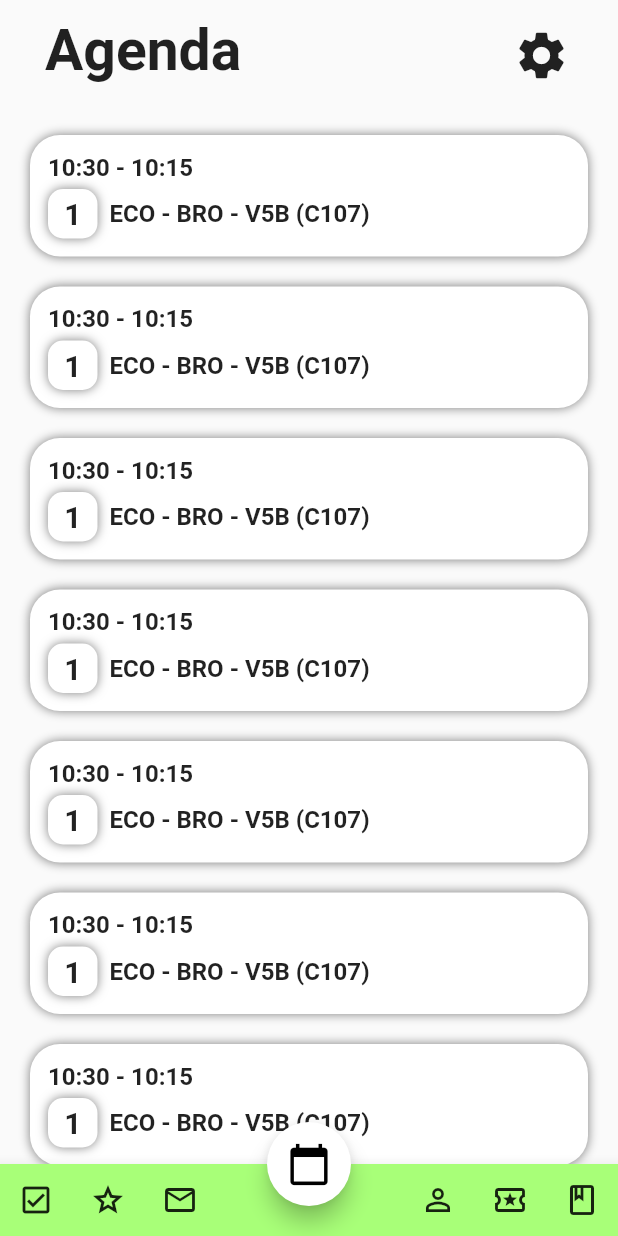
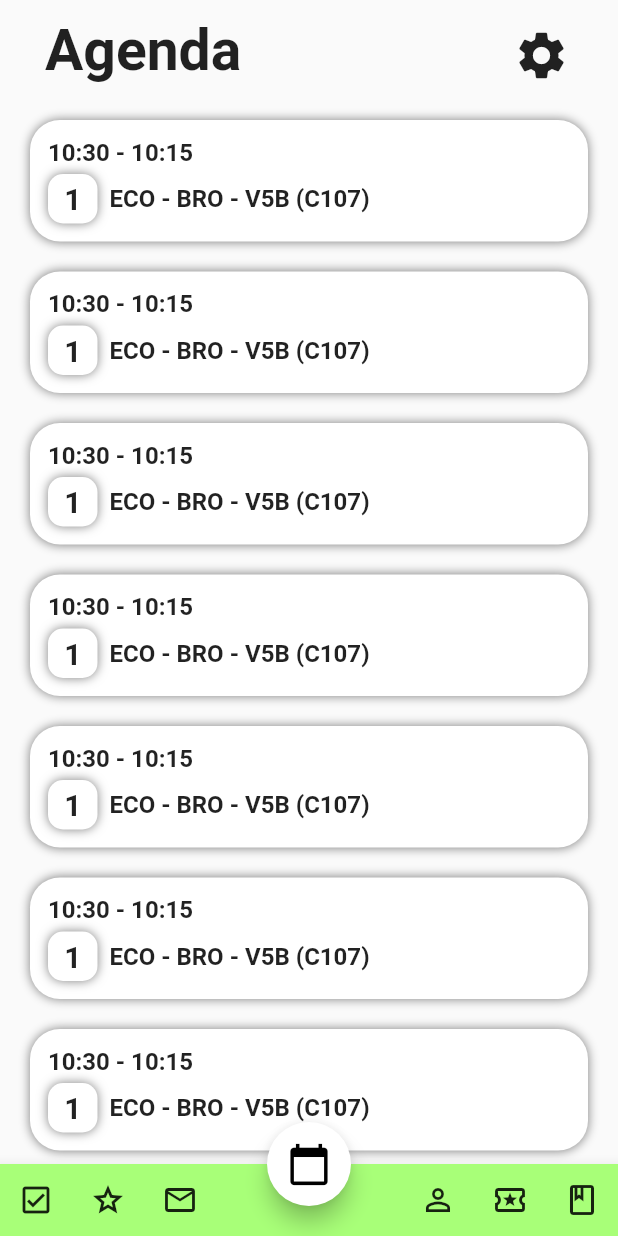
Before and after one commit to DennisHermes/MagisterPlus, a Flutter app: the screen it shows after launch, scrolled down 304 dp, after a tap on the "grade" icon, after a tap on the "calendar today" icon, on a phone screen of 412 x 824 dp. Run offline on Flutter 3.47's test engine with Material 2 defaults, Android fonts, the phone set to English and light mode, and no system bars; our stand-ins replace google_mobile_ads; missing offline and left inert: dart:ffi; Roboto replaces fonts that are missing (Helvetica).

Commit message:
started implementing ads

```diff
--- a/magisterplus/lib/UI/agenda.dart
+++ b/magisterplus/lib/UI/agenda.dart
@@ -1,4 +1,7 @@
+import 'dart:ffi';
+
 import 'package:flutter/material.dart';
+import 'package:google_mobile_ads/google_mobile_ads.dart';
 import 'package:myapp/UI/cijfers.dart';
 
 class agenda extends StatefulWidget {
@@ -9,6 +12,13 @@ class agenda extends StatefulWidget {
 }
 
 class _agendaState extends State<agenda> {
+  BannerAd banner;
+  @override
+  Void didChangeDependencies() {
+    super.didChangeDependencies();
+    final adState = Provider
+  }
+
   @override
   Widget build(BuildContext context) {
     return Scaffold(
@@ -84,6 +94,7 @@ class _agendaState extends State<agenda> {
               ),
             ),
           ),
+          SizedBox(height: 50),
         ],
       ),
     );
@@ -101,7 +112,7 @@ List<Widget> getMagisterAgenda() {
 Widget agendaCard() {
   return Container(
     padding: EdgeInsets.all(12),
-    margin: EdgeInsets.only(right: 20, top: 20),
+    margin: EdgeInsets.only(right: 20, top: 10, bottom: 10),
     decoration: BoxDecoration(
       borderRadius: BorderRadius.all(Radius.circular(20)),
       color: Colors.white,
--- a/magisterplus/lib/UI/cijfers.dart
+++ b/magisterplus/lib/UI/cijfers.dart
@@ -100,7 +100,7 @@ List<Widget> getMagisterAgenda() {
 Widget agendaCard() {
   return Container(
     padding: EdgeInsets.all(12),
-    margin: EdgeInsets.only(right: 20, top: 20),
+    margin: EdgeInsets.only(right: 20, top: 10, bottom: 10),
     decoration: BoxDecoration(
       borderRadius: BorderRadius.all(Radius.circular(20)),
       color: Colors.white,
--- a/magisterplus/lib/main.dart
+++ b/magisterplus/lib/main.dart
@@ -1,8 +1,20 @@
 import 'package:flutter/material.dart';
+import 'package:google_mobile_ads/google_mobile_ads.dart';
 import 'package:myapp/UI/agenda.dart';
+import 'package:provider/provider.dart';
+
+import 'ad_state.dart';
 
 void main() {
-  runApp(MyApp());
+  WidgetsFlutterBinding.ensureInitialized();
+  final initFuture = MobileAds.instance.initialize();
+  final adState = AdState(initFuture);
+  runApp(
+    Provider.value(
+      value: adState,
+      builder: (context, child) => MyApp(),
+    ),
+  );
 }
 
 class MyApp extends StatelessWidget {
```
Also changed, not shown: magisterplus/lib/ad_state.dart (added, +14 -0 lines), magisterplus/pubspec.yaml (+3 -9 lines), magisterplus/pubspec.lock, 2 other files.
